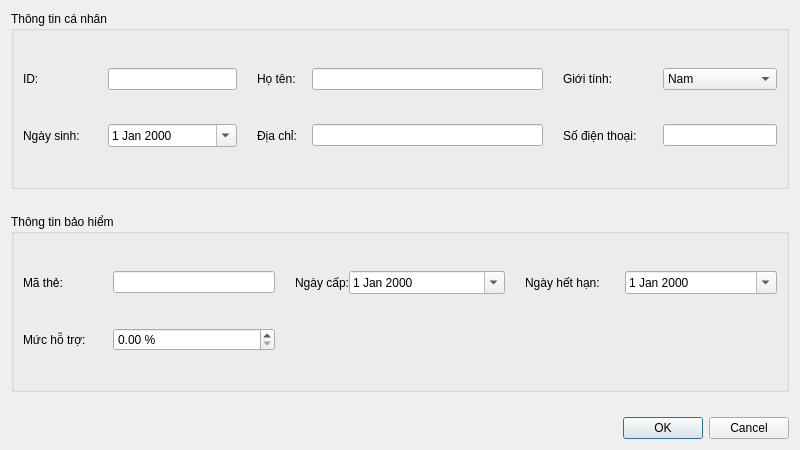
This is src/views/PatientRecordView.ui in Taylor3691/Hospital-Management-Project as Qt 5 draws it before an edit. The edited form follows.
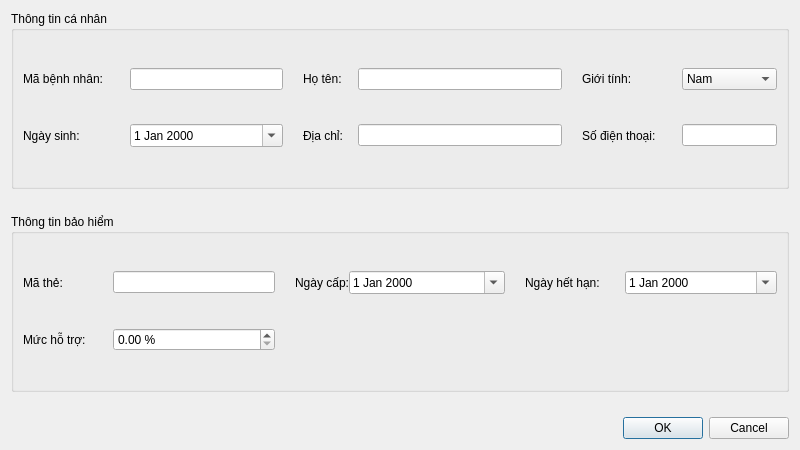
This is the edited form. Icons and pictures are not drawn.

Commit message: chore(ui): update labels which have text is "ID" to "Mã"

```diff
--- a/src/views/PatientRecordView.ui
+++ b/src/views/PatientRecordView.ui
@@ -2255,7 +2255,7 @@
      <property name="title">
       <string>Thông tin cá nhân</string>
      </property>
-     <layout class="QGridLayout" name="gridLayout_2" columnstretch="3,4,3">
+     <layout class="QGridLayout" name="gridLayout_2" columnstretch="4,4,3">
       <property name="horizontalSpacing">
        <number>20</number>
       </property>
@@ -2265,12 +2265,12 @@
          <widget class="QLabel" name="id_label">
           <property name="minimumSize">
            <size>
-            <width>85</width>
+            <width>107</width>
             <height>0</height>
            </size>
           </property>
           <property name="text">
-           <string>ID:</string>
+           <string>Mã bệnh nhân:</string>
           </property>
          </widget>
         </item>
@@ -2342,7 +2342,7 @@
          <widget class="QLabel" name="dob_label">
           <property name="minimumSize">
            <size>
-            <width>85</width>
+            <width>107</width>
             <height>0</height>
            </size>
           </property>
```
The commit also changes 5 other files.
